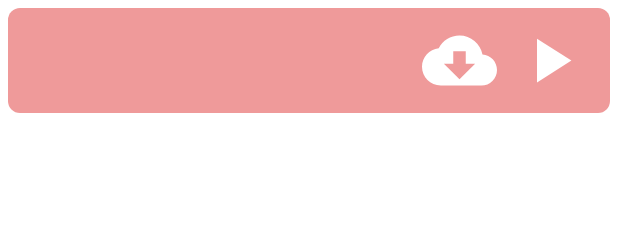
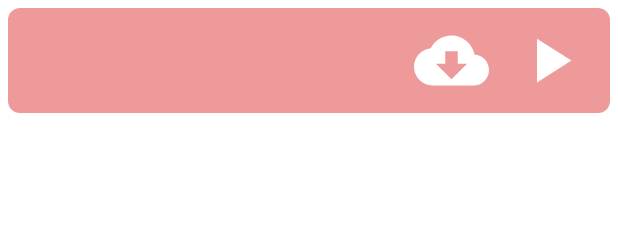
Before and after one commit to Kenneth-Fernandes-0620/Teach-By-Voice, an Android app: the layout items_list.xml on its own in the app's theme, with its tools: preview values and no code run, on a phone screen of 412 x 824 dp. Shown: the top 225 px of the screen. Run offline under Robolectric (Android 15) with nearby library versions, the phone set to English and light mode, and no system bars.

Commit message:
fixed downloads

```diff
--- /dev/null
+++ b/app/src/main/java/com/rosarycollege/utility/DownloadToCancelMorphingImageView.java
@@ -0,0 +1,78 @@
+package com.rosarycollege.utility;
+
+import android.content.Context;
+import android.graphics.Color;
+import android.graphics.PorterDuff;
+import android.graphics.drawable.AnimatedVectorDrawable;
+import android.util.AttributeSet;
+
+import androidx.appcompat.content.res.AppCompatResources;
+
+import com.google.firebase.storage.StorageReference;
+import com.rosarycollege.teachbyvoice.R;
+
+import java.io.File;
+
+public class DownloadToCancelMorphingImageView extends androidx.appcompat.widget.AppCompatImageView {
+    private AnimatedVectorDrawable downloadToCancel;
+    private AnimatedVectorDrawable cancelToDownload;
+    private AnimatedVectorDrawable cancelToComplete;
+    private boolean mIsShowingCancelButton,exists;
+    private Context context;
+    private StorageReference reference;
+
+    public DownloadToCancelMorphingImageView(Context context) {
+        super(context);
+        init(context);
+    }
+
+    public DownloadToCancelMorphingImageView(Context context, AttributeSet attrs) {
+        super(context, attrs);
+        init(context);
+    }
+
+    public DownloadToCancelMorphingImageView(Context context, AttributeSet attrs, int defStyleAttr) {
+        super(context, attrs, defStyleAttr);
+        init(context);
+    }
+
+    public void init(Context context) {
+        this.context = context;
+        mIsShowingCancelButton = false;
+        downloadToCancel =
+                (AnimatedVectorDrawable) AppCompatResources.getDrawable(context, R.drawable.from_download_to_cancel);
+        cancelToDownload =
+                (AnimatedVectorDrawable) AppCompatResources.getDrawable(context, R.drawable.from_cancel_to_download);
+        cancelToComplete = (AnimatedVectorDrawable) AppCompatResources.getDrawable(context,R.drawable.from_cancel_to_check);
+        setImageDrawable(downloadToCancel);
+    }
+
+    public File setReference(StorageReference reference) {
+        File file = new File(context.getDir("media", Context.MODE_PRIVATE), reference.getName());
+        if (file.exists()) {
+            exists = true;
+            setImageDrawable(AppCompatResources.getDrawable(context, R.drawable.tick));
+        }
+        else {
+            this.reference = reference;
+        }
+        return file;
+    }
+
+    public void morph() {
+        if(!exists) {
+            final AnimatedVectorDrawable drawable = mIsShowingCancelButton ? cancelToDownload : downloadToCancel;
+            setImageDrawable(drawable);
+            drawable.start();
+            mIsShowingCancelButton = !mIsShowingCancelButton;
+            new DownloadAssets(context).download(reference, this);
+        }
+    }
+
+    public void morphToComplete(){
+        final AnimatedVectorDrawable drawable = cancelToComplete;
+        setImageDrawable(drawable);
+        drawable.setColorFilter(Color.GREEN, PorterDuff.Mode.SRC_ATOP);
+        drawable.start();
+    }
+}
--- /dev/null
+++ b/app/src/main/res/animator/from_cancel_to_check_animator.xml
@@ -0,0 +1,10 @@
+<?xml version="1.0" encoding="utf-8"?>
+<set xmlns:android="http://schemas.android.com/apk/res/android">
+    <objectAnimator
+        android:duration="100"
+        android:interpolator="@android:anim/linear_interpolator"
+        android:propertyName="pathData"
+        android:valueFrom="M 12 2 C 6.47 2 2 6.47 2 12 C 2 17.53 6.47 22 12 22 C 17.53 22 22 17.53 22 12 C 22 6.47 17.53 2 12 2 L 12 2 L 12 2 M 12 13.41 L 15.59 17 L 17 15.59 L 17 15.59 L 13.41 12 L 17 8.41 L 15.59 7 L 12 10.59 L 8.41 7 L 7 8.41 L 10.59 12 L 7 15.59 L 8.41 17 L 12 13.41"
+        android:valueTo="M 4.83 12 C 4.357 12.47 3.883 12.94 3.41 13.41 C 5.273 15.273 7.137 17.137 9 19 C 13 15 17 11 21 7 C 20.53 6.53 20.06 6.06 19.59 5.59 L 9 16.17 L 4.83 12 M 12 12 L 12 12 L 12 12 L 12 12 L 12 12 L 12 12 L 12 12 L 12 12 L 12 12 L 12 12 L 12 12 L 12 12 L 12 12 L 12 12"
+        android:valueType="pathType" />
+</set>
--- /dev/null
+++ b/app/src/main/res/animator/from_cancel_to_download_animator.xml
@@ -0,0 +1,10 @@
+<?xml version="1.0" encoding="utf-8"?>
+<set xmlns:android="http://schemas.android.com/apk/res/android">
+    <objectAnimator
+        android:duration="100"
+        android:interpolator="@android:anim/linear_interpolator"
+        android:propertyName="pathData"
+        android:valueFrom="M 12 2 C 9.235 2 6.735 3.118 4.926 4.926 C 3.118 6.735 2 9.235 2 12 C 2 17.53 6.47 22 12 22 C 13.843 22 15.569 21.503 17.05 20.636 C 18.532 19.769 19.769 18.532 20.636 17.05 C 21.503 15.569 22 13.843 22 12 C 22 6.47 17.53 2 12 2 C 12 2 12 2 12 2 M 17 15.59 L 15.59 17 L 12 13.41 L 8.41 17 L 7 15.59 L 10.59 12 L 7 8.41 L 8.41 7 L 12 10.59 L 15.59 7 L 17 8.41 L 13.41 12 L 17 15.59 Z"
+        android:valueTo="M 12 4 C 9.11 4 6.6 5.64 5.35 8.04 C 2.34 8.36 0 10.91 0 14 C 0 17.31 2.69 20 6 20 C 10.333 20 14.667 20 19 20 C 21.76 20 24 17.76 24 15 C 24 12.36 21.95 10.22 19.35 10.04 C 19.35 10.04 19.35 10.04 19.35 10.04 C 18.67 6.59 15.64 4 12 4 M 17 13 L 15.333 14.667 L 13.667 16.333 L 12 18 L 7 13 L 10 13 L 10 11.667 L 10 10.333 L 10 9 L 14 9 L 14 11 L 14 13 L 17 13 Z"
+        android:valueType="pathType" />
+</set>
--- /dev/null
+++ b/app/src/main/res/animator/from_download_to_cancel_animator.xml
@@ -0,0 +1,10 @@
+<?xml version="1.0" encoding="utf-8"?>
+<set xmlns:android="http://schemas.android.com/apk/res/android">
+    <objectAnimator
+        android:duration="100"
+        android:interpolator="@android:anim/linear_interpolator"
+        android:propertyName="pathData"
+        android:valueFrom="M 12 4 C 9.11 4 6.6 5.64 5.35 8.04 C 2.34 8.36 0 10.91 0 14 C 0 17.31 2.69 20 6 20 C 10.333 20 14.667 20 19 20 C 21.76 20 24 17.76 24 15 C 24 12.36 21.95 10.22 19.35 10.04 C 19.35 10.04 19.35 10.04 19.35 10.04 C 18.67 6.59 15.64 4 12 4 M 17 13 L 15.333 14.667 L 13.667 16.333 L 12 18 L 7 13 L 10 13 L 10 11.667 L 10 10.333 L 10 9 L 14 9 L 14 11 L 14 13 L 17 13 Z"
+        android:valueTo="M 12 2 C 9.235 2 6.735 3.118 4.926 4.926 C 3.118 6.735 2 9.235 2 12 C 2 17.53 6.47 22 12 22 C 13.843 22 15.569 21.503 17.05 20.636 C 18.532 19.769 19.769 18.532 20.636 17.05 C 21.503 15.569 22 13.843 22 12 C 22 6.47 17.53 2 12 2 C 12 2 12 2 12 2 M 17 15.59 L 15.59 17 L 12 13.41 L 8.41 17 L 7 15.59 L 10.59 12 L 7 8.41 L 8.41 7 L 12 10.59 L 15.59 7 L 17 8.41 L 13.41 12 L 17 15.59 Z"
+        android:valueType="pathType" />
+</set>
--- a/app/src/main/res/drawable/canceldownload.xml
+++ b/app/src/main/res/drawable/canceldownload.xml
@@ -1,5 +1,11 @@
-<vector android:height="24dp" android:tint="#FFFFFF"
-    android:viewportHeight="24" android:viewportWidth="24"
-    android:width="24dp" xmlns:android="http://schemas.android.com/apk/res/android">
-    <path android:fillColor="@android:color/white" android:pathData="M12,2C6.47,2 2,6.47 2,12s4.47,10 10,10 10,-4.47 10,-10S17.53,2 12,2zM17,15.59L15.59,17 12,13.41 8.41,17 7,15.59 10.59,12 7,8.41 8.41,7 12,10.59 15.59,7 17,8.41 13.41,12 17,15.59z"/>
+<vector xmlns:android="http://schemas.android.com/apk/res/android"
+    android:width="24dp"
+    android:height="24dp"
+    android:tint="#FFFFFF"
+    android:viewportWidth="24"
+    android:viewportHeight="24">
+    <path
+        android:name="cancel"
+        android:fillColor="@android:color/white"
+        android:pathData="M12,2C6.47,2 2,6.47 2,12s4.47,10 10,10 10,-4.47 10,-10S17.53,2 12,2zM17,15.59L15.59,17 12,13.41 8.41,17 7,15.59 10.59,12 7,8.41 8.41,7 12,10.59 15.59,7 17,8.41 13.41,12 17,15.59z" />
 </vector>
--- a/app/src/main/res/drawable/downloadaudio.xml
+++ b/app/src/main/res/drawable/downloadaudio.xml
@@ -5,6 +5,7 @@
     android:viewportHeight="24"
     android:tint="@color/white">
   <path
+      android:name="download"
       android:fillColor="@android:color/white"
       android:pathData="M19.35,10.04C18.67,6.59 15.64,4 12,4 9.11,4 6.6,5.64 5.35,8.04 2.34,8.36 0,10.91 0,14c0,3.31 2.69,6 6,6h13c2.76,0 5,-2.24 5,-5 0,-2.64 -2.05,-4.78 -4.65,-4.96zM17,13l-5,5 -5,-5h3V9h4v4h3z"/>
 </vector>
--- /dev/null
+++ b/app/src/main/res/drawable/from_cancel_to_check.xml
@@ -0,0 +1,7 @@
+<?xml version="1.0" encoding="utf-8"?>
+<animated-vector xmlns:android="http://schemas.android.com/apk/res/android"
+    android:drawable="@drawable/canceldownload">
+    <target
+        android:name="cancel"
+        android:animation="@animator/from_cancel_to_check_animator" />
+</animated-vector>
--- /dev/null
+++ b/app/src/main/res/drawable/from_cancel_to_download.xml
@@ -0,0 +1,7 @@
+<?xml version="1.0" encoding="utf-8"?>
+<animated-vector xmlns:android="http://schemas.android.com/apk/res/android"
+    android:drawable="@drawable/canceldownload">
+    <target
+        android:name="cancel"
+        android:animation="@animator/from_cancel_to_download_animator" />
+</animated-vector>
--- /dev/null
+++ b/app/src/main/res/drawable/from_download_to_cancel.xml
@@ -0,0 +1,8 @@
+<?xml version="1.0" encoding="utf-8"?>
+<animated-vector xmlns:android="http://schemas.android.com/apk/res/android"
+    android:drawable="@drawable/downloadaudio">
+
+    <target
+        android:name="download"
+        android:animation="@animator/from_download_to_cancel_animator" />
+</animated-vector>
--- /dev/null
+++ b/app/src/main/res/drawable/tick.xml
@@ -0,0 +1,10 @@
+<vector xmlns:android="http://schemas.android.com/apk/res/android"
+    android:width="24dp"
+    android:height="24dp"
+    android:tint="#19AB13"
+    android:viewportWidth="24"
+    android:viewportHeight="24">
+    <path
+        android:fillColor="@android:color/white"
+        android:pathData="M9,16.17L4.83,12l-1.42,1.41L9,19 21,7l-1.41,-1.41z" />
+</vector>
--- a/app/src/main/res/layout/items_list.xml
+++ b/app/src/main/res/layout/items_list.xml
@@ -24,16 +24,15 @@
         android:textColor="#FFFFFF"
         android:textSize="16sp" />
 
-    <ImageView
-        android:id="@+id/downloadAudioButton"
+
+    <com.rosarycollege.utility.DownloadToCancelMorphingImageView
+        android:id="@+id/DownloadMorphingView"
         android:layout_width="50dp"
-        android:layout_height="wrap_content"
-        android:layout_marginEnd="10dp"
-        android:layout_toStartOf="@+id/imageView"
-        android:contentDescription="@string/download"
-        android:minWidth="50dp"
-        android:minHeight="50dp"
-        app:srcCompat="@drawable/downloadaudio" />
+        android:layout_height="50dp"
+        android:layout_alignParentTop="true"
+        android:layout_marginTop="0dp"
+        android:layout_marginEnd="15dp"
+        android:layout_toStartOf="@+id/imageView" />
 
     <com.rosarycollege.utility.PlayToPauseMorphingImageView
         android:id="@+id/imageView"
```
Also changed, not shown: app/src/main/java/com/rosarycollege/teachbyvoice/HomeFragment.java (+8 -14 lines), app/src/main/java/com/rosarycollege/utility/DownloadAssets.java (+25 -16 lines), app/src/main/java/com/rosarycollege/utility/MediaPlayer.java (+23 -0 lines), app/src/main/java/com/rosarycollege/utility/PlayToPauseMorphingImageView.java (+19 -9 lines), app/src/main/java/com/rosarycollege/utility/recyclerViewAdapter.java (+16 -16 lines).
